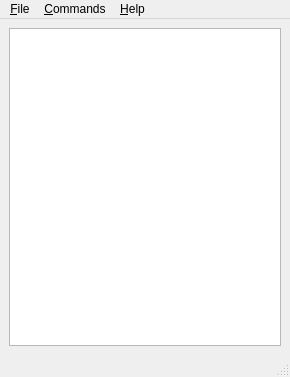
Above: ui/mainwindow.ui from hexqnt/RiskSpec-Loops-Analyzer before the change. Below: the same form after it.
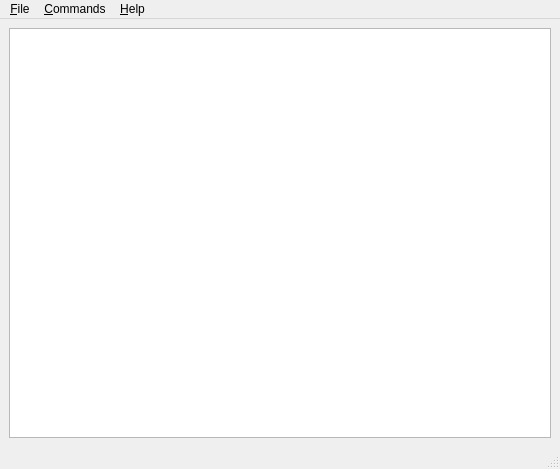
That is the form after the change.

Diff of the .ui file:
```diff
--- a/ui/mainwindow.ui
+++ b/ui/mainwindow.ui
@@ -6,14 +6,14 @@
    <rect>
     <x>0</x>
     <y>0</y>
-    <width>290</width>
-    <height>377</height>
+    <width>560</width>
+    <height>469</height>
    </rect>
   </property>
   <property name="minimumSize">
    <size>
-    <width>290</width>
-    <height>377</height>
+    <width>560</width>
+    <height>469</height>
    </size>
   </property>
   <property name="windowTitle">
@@ -50,7 +50,7 @@
     <rect>
      <x>0</x>
      <y>0</y>
-     <width>290</width>
+     <width>560</width>
      <height>19</height>
     </rect>
    </property>
```
